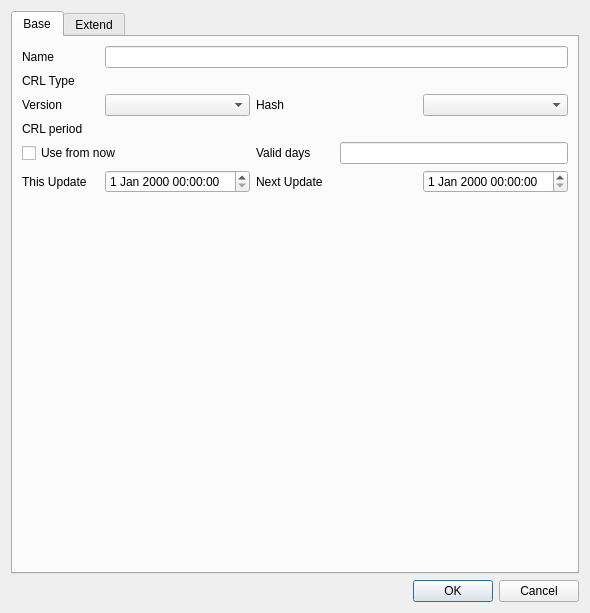
Before: the Qt Designer form CAMan/make_crl_policy_dlg.ui in jykim74/CertMan, drawn with Qt 5.
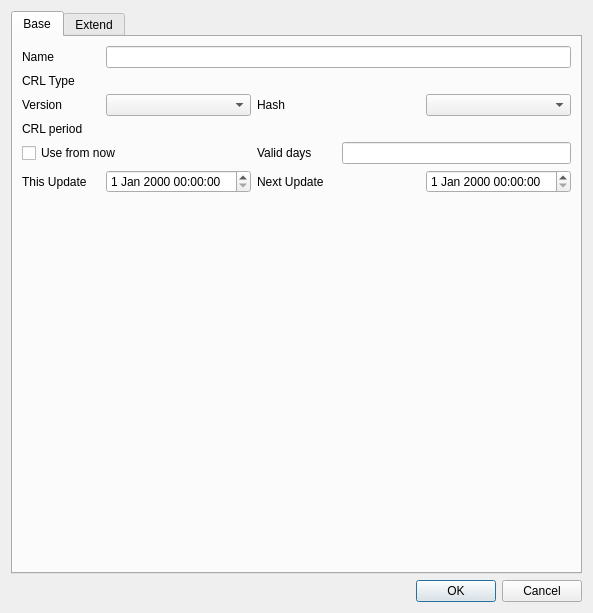
After: the same form once the commit is applied.

The edit to the form file:
```diff
--- a/CAMan/make_crl_policy_dlg.ui
+++ b/CAMan/make_crl_policy_dlg.ui
@@ -6,7 +6,7 @@
    <rect>
     <x>0</x>
     <y>0</y>
-    <width>590</width>
+    <width>593</width>
     <height>613</height>
    </rect>
   </property>
```
Left out of the diff: 2 changed lines with no effect on the pictures.
